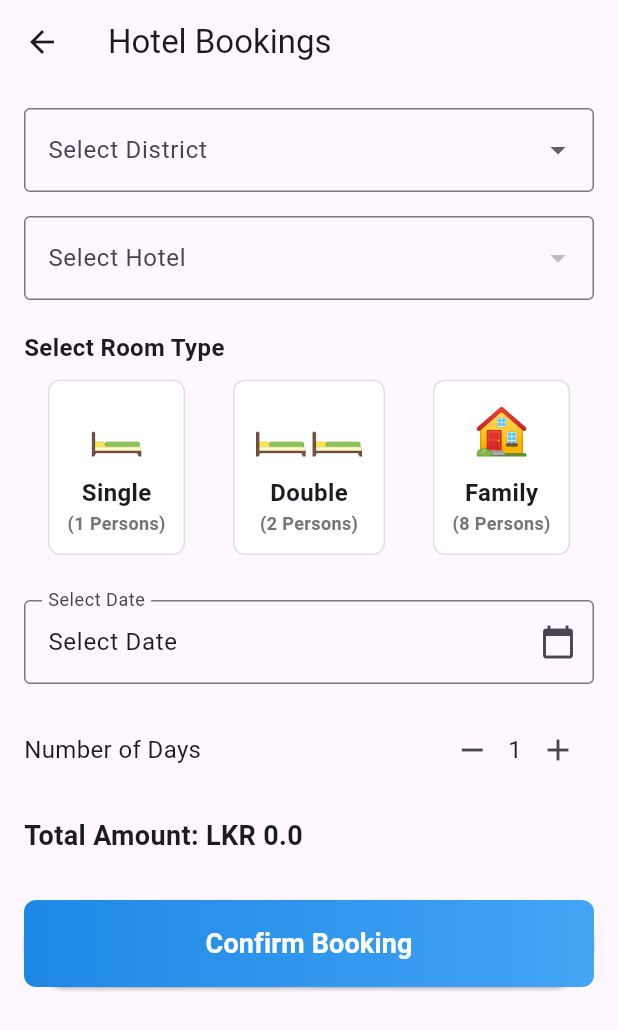
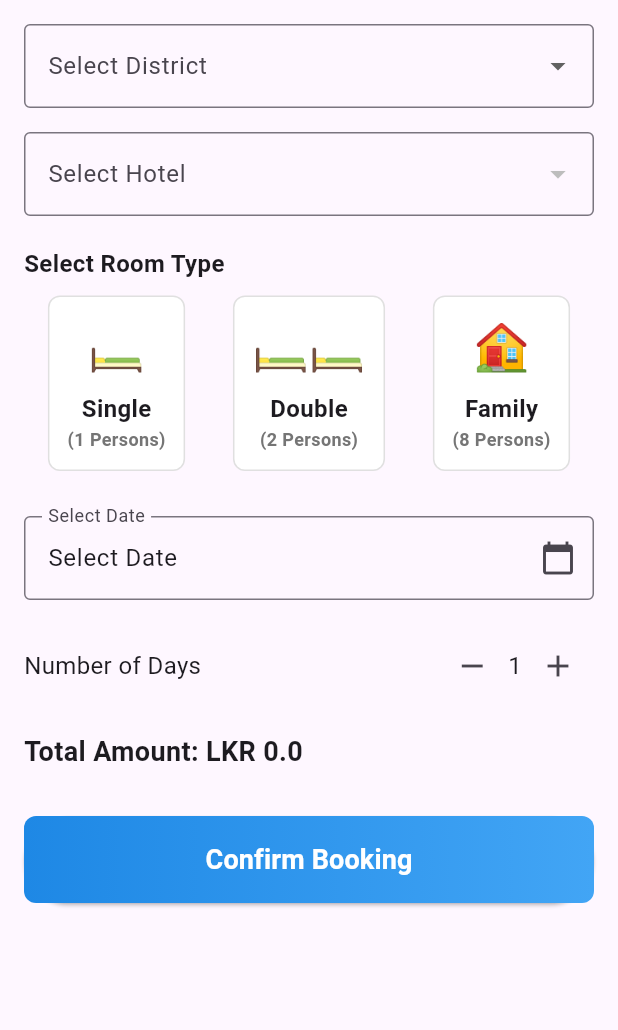
Before and after one commit to mpowerrenterprise/all-in-one-travel-app, a Flutter app: the HotelsScreen screen opened directly, on a phone screen of 412 x 824 dp. Shown: the top 1030 px of the screen. Run offline on Flutter 3.47's test engine with Material 3 defaults, Android fonts, the phone set to English and light mode, and no system bars; our stand-ins replace flutter_secure_storage; accounts and stored records are empty.

Commit message:
chore: cleanup

```diff
--- a/source/mobile-app/lib/dashboard/dashboard_screen.dart
+++ b/source/mobile-app/lib/dashboard/dashboard_screen.dart
@@ -618,7 +618,6 @@ class _HotelsScreenState extends State<HotelsScreen> {
   @override
   Widget build(BuildContext context) {
     return Scaffold(
-      appBar: AppBar(title: Text('Hotel Bookings')),
       body: Padding(
         padding: const EdgeInsets.all(16.0),
         child: Column(
```
